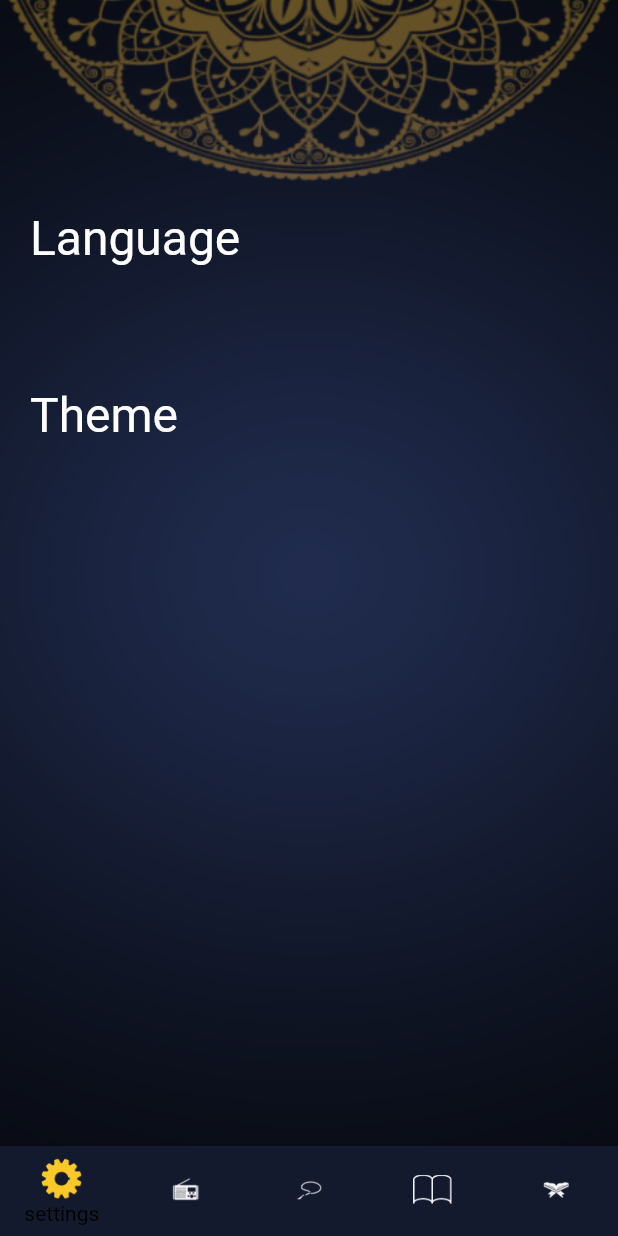
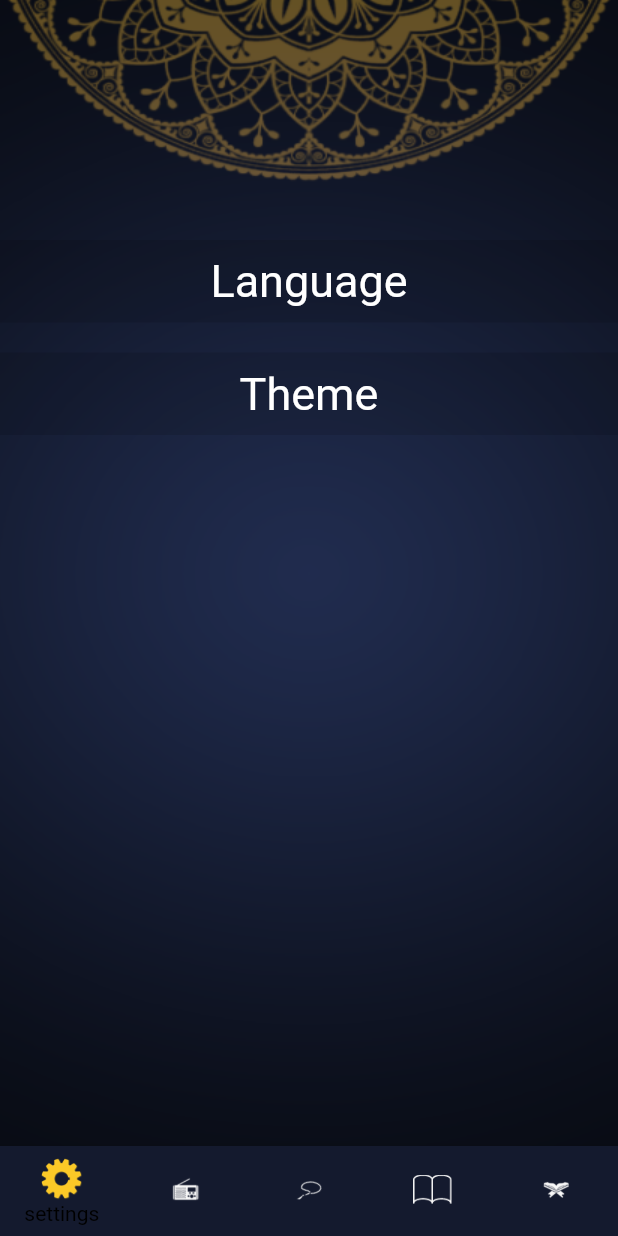
Before and after one commit to nadahkhaledd/quran, a Flutter app: the screen it shows after launch, on a phone screen of 412 x 824 dp. Run offline on Flutter 3.47's test engine with Material 2 defaults, Android fonts, the phone set to English and light mode, and no system bars; generated files the repository leaves out were written again.

Commit message:
editing style of setting page fixing the problem with the back icon

```diff
--- a/lib/Setting.dart
+++ b/lib/Setting.dart
@@ -138,7 +138,9 @@ class _SettingState extends State<Setting> {
         crossAxisAlignment: CrossAxisAlignment.stretch,
         children: [
           Container(
-            margin: EdgeInsets.only(top: 140,bottom: 80,left:20,right: 100),
+            padding: EdgeInsets.only(top: 10,bottom: 10),
+            margin: EdgeInsets.only(top: 160),
+            color: provider.isDarkMode()==true ?Colors.black12 :Colors.white60,
             child: Material(
               color: Colors.white.withOpacity(0.0),
               child: InkWell(
@@ -147,14 +149,16 @@ class _SettingState extends State<Setting> {
                 },
                 child: Container(
                 color: Colors.transparent,
-                  child: Text(AppLocalizations.of(context)!.language,style: TextStyle(fontSize: 32,color:Theme.of(context).primaryColor),),
+                  child: Text(AppLocalizations.of(context)!.language,style: TextStyle(fontSize: 30,color:Theme.of(context).primaryColor),textAlign: TextAlign.center,),
                 ),
               ),
             ),
           )
           ,
           Container(
-            margin: EdgeInsets.only(left:20,right: 100),
+            padding: EdgeInsets.only(top: 10,bottom: 10),
+            margin: EdgeInsets.only(top: 20,),
+            color: provider.isDarkMode()==true ?Colors.black12 :Colors.white60,
             child: Material(
                color: Colors.white.withOpacity(0.0),
               child: InkWell(
@@ -164,7 +168,7 @@ class _SettingState extends State<Setting> {
                 child: Container(
                   width: double.infinity,
                   color: Colors.transparent,
-                  child: Text(AppLocalizations.of(context)!.theme,style: TextStyle(fontSize: 32,color:Theme.of(context).primaryColor),),
+                  child: Text(AppLocalizations.of(context)!.theme,style: TextStyle(fontSize: 30,color:Theme.of(context).primaryColor),textAlign: TextAlign.center,),
                 ),
               ),
             ),
```
Also changed, not shown: lib/AhadeethContent.dart (+1 -6 lines), lib/surahContent.dart (+2 -6 lines), pubspec.lock.
